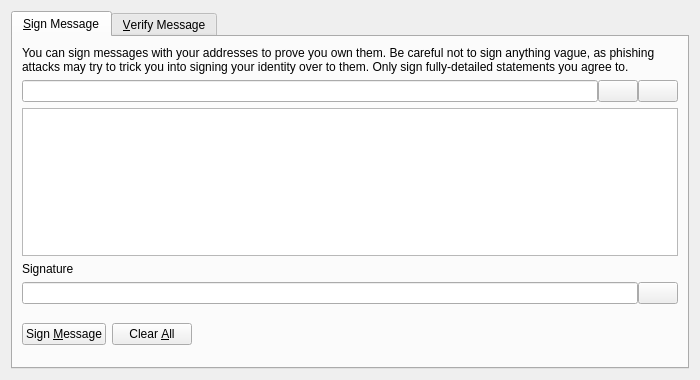
Before: the Qt Designer form src/qt/forms/signverifymessagedialog.ui in VegasCoin/vegascoin, drawn with Qt 5.
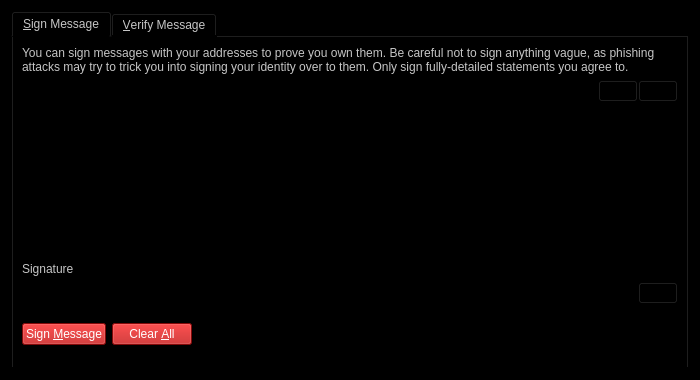
After: the same form once the commit is applied. Icons and pictures are not drawn. Custom widgets are drawn as their Qt base class.

Commit message: Updated forms to black background

Diff of the .ui file:
```diff
--- a/src/qt/forms/signverifymessagedialog.ui
+++ b/src/qt/forms/signverifymessagedialog.ui
@@ -13,6 +13,10 @@
   <property name="windowTitle">
    <string>Signatures - Sign / Verify a Message</string>
   </property>
+  <property name="styleSheet">
+   <string notr="true">color: rgb(198, 198, 198);
+background-color: rgb(0, 0, 0);</string>
+  </property>
   <property name="modal">
    <bool>true</bool>
   </property>
@@ -157,6 +161,11 @@
            <property name="toolTip">
             <string>Sign the message to prove you own this VegasCoin address</string>
            </property>
+           <property name="styleSheet">
+            <string notr="true">font: bold 9pt &quot;Sans Serif&quot;;
+color: rgb(255, 255, 255);
+background-color: rgb(183, 13, 13);</string>
+           </property>
            <property name="text">
             <string>Sign &amp;Message</string>
            </property>
@@ -174,6 +183,11 @@
            <property name="toolTip">
             <string>Reset all sign message fields</string>
            </property>
+           <property name="styleSheet">
+            <string notr="true">font: bold 9pt &quot;Sans Serif&quot;;
+color: rgb(255, 255, 255);
+background-color: rgb(183, 13, 13);</string>
+           </property>
            <property name="text">
             <string>Clear &amp;All</string>
            </property>
```
Left out of the diff: 2 changed lines with no effect on the pictures. The commit also changes 11 other files.
